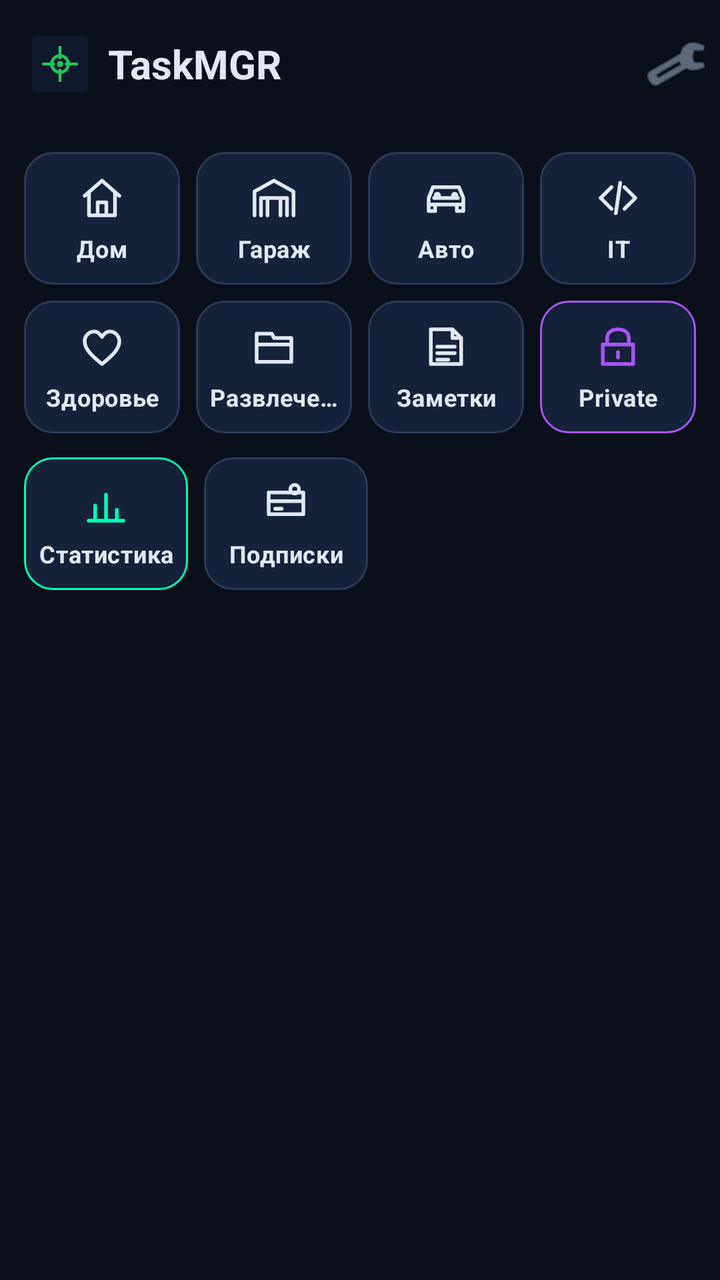
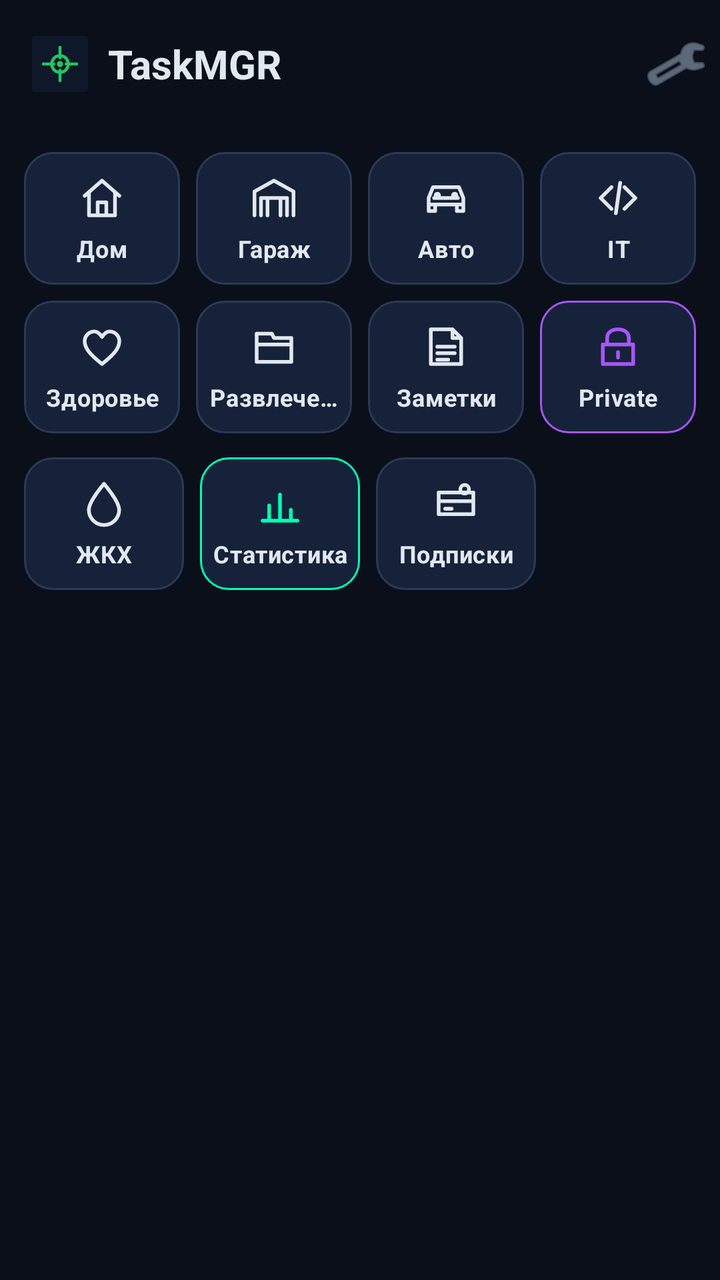

Compare the two renders of this Android layout. The source of the first and the diff that turns it into the second are given below.
<!-- AndroidManifest.xml: application theme Theme.TaskMGR -->
<!-- res/layout/activity_main.xml -->
<?xml version="1.0" encoding="utf-8"?>
<LinearLayout xmlns:android="http://schemas.android.com/apk/res/android"
  xmlns:app="http://schemas.android.com/apk/res-auto"
  android:layout_width="match_parent"
  android:layout_height="match_parent"
  android:background="@color/bg"
  android:orientation="vertical">

  <androidx.appcompat.widget.Toolbar
    android:id="@+id/toolbar"
    style="@style/Widget.TaskMGR.Toolbar"
    android:layout_width="match_parent"
    android:layout_height="?attr/actionBarSize"
    app:popupTheme="@style/ThemeOverlay.Material3.Dark">

    <LinearLayout
      android:layout_width="match_parent"
      android:layout_height="match_parent"
      android:gravity="center_vertical"
      android:orientation="horizontal">

      <ImageView
        android:layout_width="28dp"
        android:layout_height="28dp"
        android:layout_marginEnd="10dp"
        android:contentDescription="@string/app_name"
        android:src="@drawable/ic_logo" />

      <TextView
        android:id="@+id/toolbar_title"
        android:layout_width="0dp"
        android:layout_height="wrap_content"
        android:layout_weight="1"
        android:text="@string/app_name"
        android:textColor="@color/text_primary"
        android:textSize="20sp"
        android:textStyle="bold" />

      <ImageButton
        android:id="@+id/btn_notification_settings"
        android:layout_width="44dp"
        android:layout_height="44dp"
        android:background="?attr/selectableItemBackgroundBorderless"
        android:contentDescription="Настройки уведомлений"
        android:scaleType="centerInside"
        android:src="@android:drawable/ic_menu_preferences"
        android:tint="@color/text_secondary" />
    </LinearLayout>
  </androidx.appcompat.widget.Toolbar>

  
  <LinearLayout
    android:layout_width="match_parent"
    android:layout_height="wrap_content"
    android:orientation="horizontal"
    android:paddingStart="8dp"
    android:paddingTop="8dp"
    android:paddingEnd="8dp">

    <LinearLayout
      android:id="@+id/plate_home"
      android:layout_width="0dp"
      android:layout_height="wrap_content"
      android:layout_margin="4dp"
      android:layout_weight="1"
      android:background="@drawable/bg_plate"
      android:clickable="true"
      android:focusable="true"
      android:orientation="vertical">

      <ImageView
        style="@style/TaskMGRPlateIcon"
        android:contentDescription="Дом"
        android:src="@drawable/ic_plate_home" />

      <TextView
        style="@style/TaskMGRPlateText"
        android:text="Дом" />
    </LinearLayout>

    <LinearLayout
      android:id="@+id/plate_garage"
      android:layout_width="0dp"
      android:layout_height="wrap_content"
      android:layout_margin="4dp"
      android:layout_weight="1"
      android:background="@drawable/bg_plate"
      android:clickable="true"
      android:focusable="true"
      android:orientation="vertical">

      <ImageView
        style="@style/TaskMGRPlateIcon"
        android:contentDescription="Гараж"
        android:src="@drawable/ic_plate_garage" />

      <TextView
        style="@style/TaskMGRPlateText"
        android:text="Гараж" />
    </LinearLayout>

    <LinearLayout
      android:id="@+id/plate_auto"
      android:layout_width="0dp"
      android:layout_height="wrap_content"
      android:layout_margin="4dp"
      android:layout_weight="1"
      android:background="@drawable/bg_plate"
      android:clickable="true"
      android:focusable="true"
      android:orientation="vertical">

      <ImageView
        style="@style/TaskMGRPlateIcon"
        android:contentDescription="Авто"
        android:src="@drawable/ic_plate_auto" />

      <TextView
        style="@style/TaskMGRPlateText"
        android:text="Авто" />
    </LinearLayout>

    <LinearLayout
      android:id="@+id/plate_it"
      android:layout_width="0dp"
      android:layout_height="wrap_content"
      android:layout_margin="4dp"
      android:layout_weight="1"
      android:background="@drawable/bg_plate"
      android:clickable="true"
      android:focusable="true"
      android:orientation="vertical">

      <ImageView
        style="@style/TaskMGRPlateIcon"
        android:contentDescription="IT"
        android:src="@drawable/ic_plate_it" />

      <TextView
        style="@style/TaskMGRPlateText"
        android:text="IT" />
    </LinearLayout>
  </LinearLayout>

  
  <LinearLayout
    android:layout_width="match_parent"
    android:layout_height="wrap_content"
    android:orientation="horizontal"
    android:paddingStart="8dp"
    android:paddingEnd="8dp"
    android:paddingBottom="4dp">

    <LinearLayout
      android:id="@+id/plate_health"
      android:layout_width="0dp"
      android:layout_height="wrap_content"
      android:layout_margin="4dp"
      android:layout_weight="1"
      android:background="@drawable/bg_plate"
      android:clickable="true"
      android:focusable="true"
      android:orientation="vertical">

      <ImageView
        style="@style/TaskMGRPlateIcon"
        android:contentDescription="Здоровье"
        android:src="@drawable/ic_plate_health" />

      <TextView
        style="@style/TaskMGRPlateText"
        android:text="Здоровье" />
    </LinearLayout>

    <LinearLayout
      android:id="@+id/plate_ent"
      android:layout_width="0dp"
      android:layout_height="wrap_content"
      android:layout_margin="4dp"
      android:layout_weight="1"
      android:background="@drawable/bg_plate"
      android:clickable="true"
      android:focusable="true"
      android:orientation="vertical">

      <ImageView
        style="@style/TaskMGRPlateIcon"
        android:contentDescription="Развлечения"
        android:src="@drawable/ic_plate_ent" />

      <TextView
        style="@style/TaskMGRPlateText"
        android:text="Развлечения" />
    </LinearLayout>

    <LinearLayout
      android:id="@+id/plate_notes"
      android:layout_width="0dp"
      android:layout_height="wrap_content"
      android:layout_margin="4dp"
      android:layout_weight="1"
      android:background="@drawable/bg_plate"
      android:clickable="true"
      android:focusable="true"
      android:orientation="vertical">

      <ImageView
        style="@style/TaskMGRPlateIcon"
        android:contentDescription="Заметки"
        android:src="@drawable/ic_plate_notes" />

      <TextView
        style="@style/TaskMGRPlateText"
        android:text="Заметки" />
    </LinearLayout>

    <LinearLayout
      android:id="@+id/plate_private"
      android:layout_width="0dp"
      android:layout_height="wrap_content"
      android:layout_margin="4dp"
      android:layout_weight="1"
      android:background="@drawable/bg_plate_private"
      android:clickable="true"
      android:focusable="true"
      android:orientation="vertical">

      <ImageView
        style="@style/TaskMGRPlateIcon"
        android:contentDescription="Private"
        android:src="@drawable/ic_plate_private" />

      <TextView
        style="@style/TaskMGRPlateText"
        android:text="Private" />
    </LinearLayout>
  </LinearLayout>

  
  <LinearLayout
    android:layout_width="match_parent"
    android:layout_height="wrap_content"
    android:orientation="horizontal"
    android:paddingStart="8dp"
    android:paddingEnd="8dp"
    android:paddingBottom="4dp">

    <LinearLayout
      android:id="@+id/plate_stats"
      android:layout_width="0dp"
      android:layout_height="wrap_content"
      android:layout_margin="4dp"
      android:layout_weight="1"
      android:background="@drawable/bg_plate_stats"
      android:clickable="true"
      android:focusable="true"
      android:orientation="vertical">

      <ImageView
        style="@style/TaskMGRPlateIcon"
        android:contentDescription="Статистика"
        android:src="@drawable/ic_plate_stats" />

      <TextView
        style="@style/TaskMGRPlateText"
        android:text="Статистика" />
    </LinearLayout>

    <LinearLayout
      android:id="@+id/plate_subs"
      android:layout_width="0dp"
      android:layout_height="wrap_content"
      android:layout_margin="4dp"
      android:layout_weight="1"
      android:background="@drawable/bg_plate"
      android:clickable="true"
      android:focusable="true"
      android:orientation="vertical">

      <ImageView
        style="@style/TaskMGRPlateIcon"
        android:contentDescription="Подписки"
        android:src="@drawable/ic_plate_subs" />

      <TextView
        style="@style/TaskMGRPlateText"
        android:text="Подписки" />
    </LinearLayout>

    <View
      android:layout_width="0dp"
      android:layout_height="1dp"
      android:layout_weight="1" />
    <View
      android:layout_width="0dp"
      android:layout_height="1dp"
      android:layout_weight="1" />
  </LinearLayout>

  <com.google.android.material.tabs.TabLayout
    android:id="@+id/main_tabs"
    style="@style/Widget.TaskMGR.TabLayout"
    android:layout_width="match_parent"
    android:layout_height="wrap_content"
    app:tabMode="fixed" />

  <androidx.recyclerview.widget.RecyclerView
    android:id="@+id/tasks_recycler"
    android:layout_width="match_parent"
    android:layout_height="0dp"
    android:layout_weight="1"
    android:clipToPadding="false"
    android:padding="12dp" />

  <TextView
    android:id="@+id/empty_view"
    android:layout_width="match_parent"
    android:layout_height="0dp"
    android:layout_weight="1"
    android:gravity="center"
    android:text="Пока пусто"
    android:textColor="@color/text_secondary"
    android:textSize="16sp"
    android:visibility="gone" />
</LinearLayout>
<!-- resources referenced by this layout -->
<resources>
  <color name="bg">#0A0F1A</color>
  <color name="text_primary">#E2E8F0</color>
  <color name="text_secondary">#94A3B8</color>
  <!-- drawable bg_plate (drawable) -->
  <?xml version="1.0" encoding="utf-8"?>
  
  <shape xmlns:android="http://schemas.android.com/apk/res/android"
      android:shape="rectangle">
      <solid android:color="@color/surface_raised" />
      <corners android:radius="14dp" />
      <stroke android:width="1dp" android:color="@color/divider_strong" />
  </shape>
  <!-- drawable bg_plate_private (drawable) -->
  <?xml version="1.0" encoding="utf-8"?>
  
  <shape xmlns:android="http://schemas.android.com/apk/res/android"
      android:shape="rectangle">
      <solid android:color="@color/surface_raised" />
      <corners android:radius="14dp" />
      <stroke android:width="1dp" android:color="@color/electric_purple" />
  </shape>
  <!-- drawable bg_plate_stats (drawable) -->
  <?xml version="1.0" encoding="utf-8"?>
  
  <shape xmlns:android="http://schemas.android.com/apk/res/android"
      android:shape="rectangle">
      <solid android:color="@color/surface_raised" />
      <corners android:radius="14dp" />
      <stroke android:width="1dp" android:color="@color/neon_green" />
  </shape>
  <string name="app_name">TaskMGR</string>
  <style name="TaskMGRPlateIcon">
      <item name="android:layout_width">26dp</item>
      <item name="android:layout_height">26dp</item>
      <item name="android:layout_gravity">center_horizontal</item>
      <item name="android:layout_marginTop">10dp</item>
      <item name="android:layout_marginBottom">4dp</item>
    </style>
  <color name="surface_raised">#16223A</color>
  <color name="divider_strong">#2A3A55</color>
  <color name="electric_purple">#A855F7</color>
  <color name="neon_green">#00FFB2</color>
  <color name="surface_variant">#1E2A3F</color>
  <color name="text_on_accent">#0A0F1A</color>
  <color name="amber">#FBBF24</color>
  <color name="raspberry">#FF3B6B</color>
  <color name="surface">#111A2B</color>
  <color name="text_tertiary">#64748B</color>
  <style name="TaskMGRSpinner" parent="Widget.AppCompat.Spinner">
      <item name="android:popupBackground">@drawable/dialog_bg</item>
      <item name="android:textColor">@color/text_primary</item>
      <item name="android:spinnerItemStyle">@style/TaskMGRSpinnerItem</item>
      <item name="android:spinnerDropDownItemStyle">@style/TaskMGRSpinnerItem</item>
    </style>
  <style name="Widget.TaskMGR.Fab" parent="Widget.Material3.FloatingActionButton.Primary">
      <item name="backgroundTint">@color/neon_green</item>
      <item name="tint">@color/text_on_accent</item>
      <item name="android:elevation">8dp</item>
      <item name="elevation">8dp</item>
    </style>
  <!-- drawable dialog_bg (drawable) -->
  <?xml version="1.0" encoding="utf-8"?>
  
  <shape xmlns:android="http://schemas.android.com/apk/res/android"
      android:shape="rectangle">
      <solid android:color="@color/surface_raised" />
      <corners android:radius="22dp" />
      <stroke android:width="1dp" android:color="@color/divider" />
  </shape>
  <color name="neon_green_dim">#00C28A</color>
  <style name="ShapeAppearance.TaskMGR.Dialog" parent="">
          <item name="cornerFamily">rounded</item>
          <item name="cornerSize">22dp</item>
      </style>
  <style name="TaskMGRSpinnerItem" parent="Widget.AppCompat.TextView.SpinnerItem">
      <item name="android:textColor">@color/text_primary</item>
      <item name="android:textSize">15sp</item>
    </style>
  <color name="divider">#1E2A3F</color>
  <!-- unchanged entries left out for length: 19 -->
</resources>

<!-- the commit's change to res/layout/activity_main.xml (unified diff, before → after) -->
@@ -246,6 +246,27 @@
     android:paddingBottom="4dp">
 
     <LinearLayout
+      android:id="@+id/plate_utilities"
+      android:layout_width="0dp"
+      android:layout_height="wrap_content"
+      android:layout_margin="4dp"
+      android:layout_weight="1"
+      android:background="@drawable/bg_plate"
+      android:clickable="true"
+      android:focusable="true"
+      android:orientation="vertical">
+
+      <ImageView
+        style="@style/TaskMGRPlateIcon"
+        android:contentDescription="ЖКХ"
+        android:src="@drawable/ic_plate_utilities" />
+
+      <TextView
+        style="@style/TaskMGRPlateText"
+        android:text="ЖКХ" />
+    </LinearLayout>
+
+    <LinearLayout
       android:id="@+id/plate_stats"
       android:layout_width="0dp"
       android:layout_height="wrap_content"
@@ -287,13 +308,9 @@
         android:text="Подписки" />
     </LinearLayout>
 
-    <View
-      android:layout_width="0dp"
-      android:layout_height="1dp"
-      android:layout_weight="1" />
-    <View
-      android:layout_width="0dp"
-      android:layout_height="1dp"
+    <Space
+      android:layout_width="0dp"
+      android:layout_height="wrap_content"
       android:layout_weight="1" />
   </LinearLayout>
 
<!-- resource entries referenced after the edit -->
@@ -30,6 +30,19 @@
       <corners android:radius="14dp" />
       <stroke android:width="1dp" android:color="@color/neon_green" />
   </shape>
+  <!-- drawable ic_plate_utilities (drawable) -->
+  <?xml version="1.0" encoding="utf-8"?>
+  <vector xmlns:android="http://schemas.android.com/apk/res/android"
+    android:width="24dp" android:height="24dp"
+    android:viewportWidth="24" android:viewportHeight="24">
+    <path
+      android:strokeColor="#E2E8F0"
+      android:strokeWidth="1.7"
+      android:strokeLineCap="round"
+      android:strokeLineJoin="round"
+      android:fillColor="#00000000"
+      android:pathData="M12,3 C12,3 5,11 5,15 A7,7 0 0 0 19,15 C19,11 12,3 12,3 Z" />
+  </vector>
   <string name="app_name">TaskMGR</string>
   <style name="TaskMGRPlateIcon">
       <item name="android:layout_width">26dp</item>
